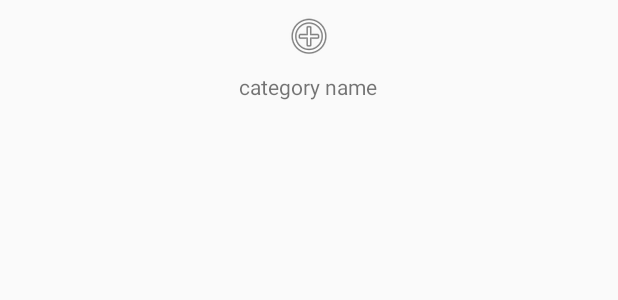
After one commit to Aetherna/CashKeepaKotlin, an Android app: the layout add_expense_dialog_category.xml on its own in the app's theme, with its tools: preview values and no code run, on a phone screen of 412 x 824 dp. The commit adds this screen. Shown: the top 300 px of the screen. Run offline under Robolectric (Android 15) with nearby library versions, the phone set to English and light mode, and no system bars.

Commit message:
a bit of work around dialog

```diff
--- /dev/null
+++ b/app/src/main/res/layout/add_expense_dialog_category.xml
@@ -0,0 +1,21 @@
+<?xml version="1.0" encoding="utf-8"?>
+<LinearLayout xmlns:android="http://schemas.android.com/apk/res/android"
+              android:layout_width="match_parent"
+              android:layout_height="match_parent"
+              android:gravity="center_horizontal"
+              android:orientation="vertical">
+
+    <ImageView
+        android:id="@+id/add_expense_category_icon"
+        android:layout_width="wrap_content"
+        android:layout_height="wrap_content"
+        android:layout_margin="@dimen/category_icon_margin"
+        android:src="@android:drawable/ic_menu_add"/>
+
+    <TextView
+        android:id="@+id/add_expense_category_name"
+        android:layout_width="wrap_content"
+        android:layout_height="wrap_content"
+        android:text="category name"/>
+
+</LinearLayout>
```
Also changed, not shown: app/build.gradle (+7 -1 lines), app/src/main/java/com/aethernadev/cashkeepakotlin/home/addexpense/AddExpenseDialog.kt (+21 -46 lines).
